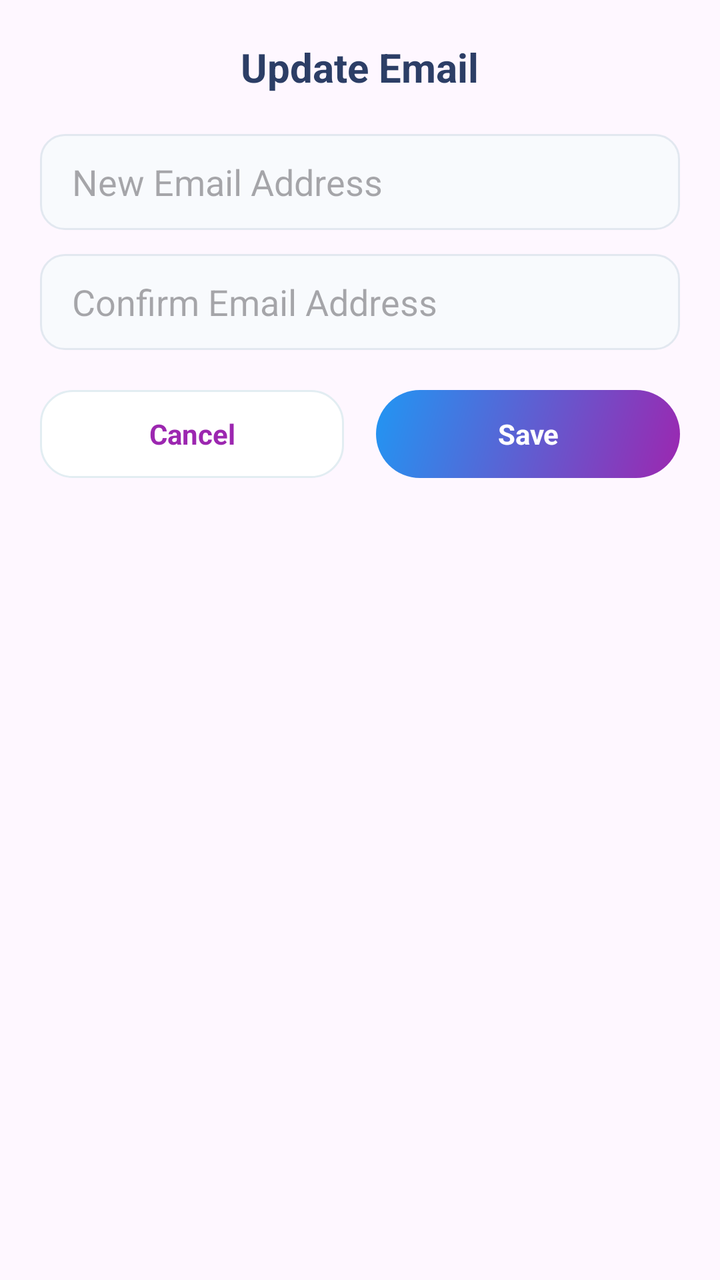
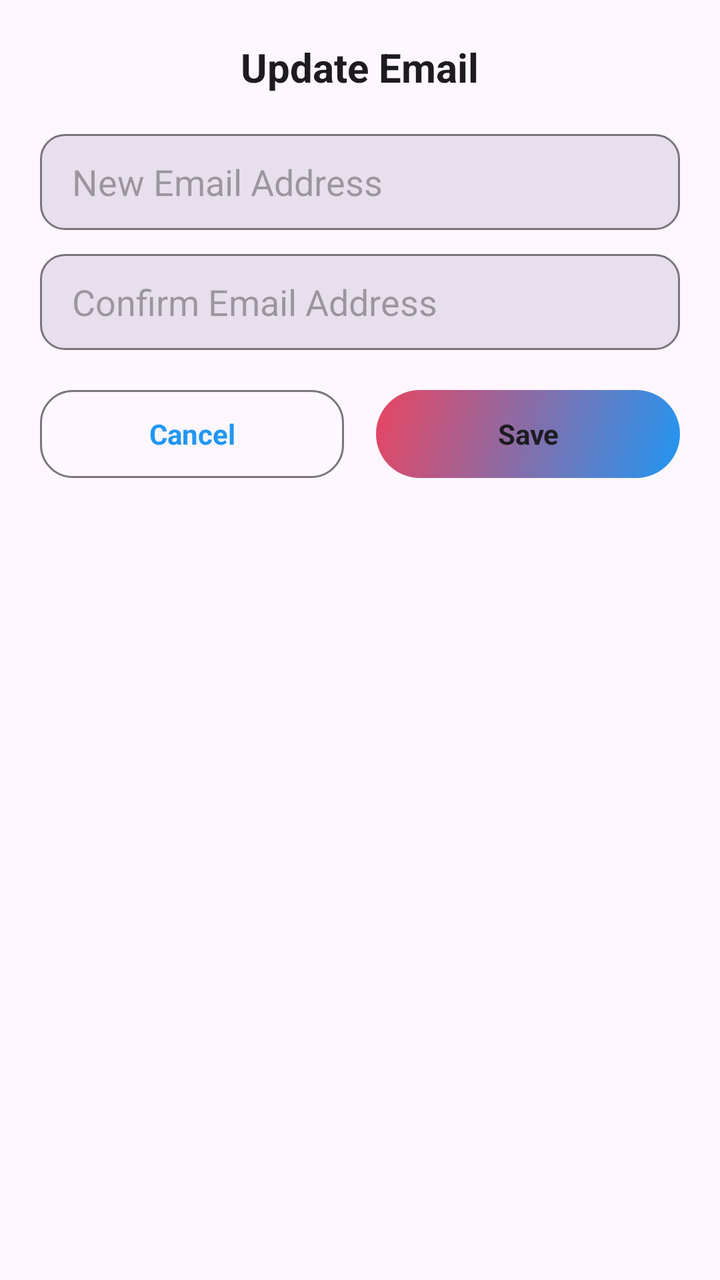

Before-and-after screenshots of an Android layout around one commit, followed by the original layout XML and the change that was made.
<!-- AndroidManifest.xml: application theme Base.Theme.DailyToDoList -->
<!-- res/layout/dialog_update_email.xml -->
<?xml version="1.0" encoding="utf-8"?>
<LinearLayout xmlns:android="http://schemas.android.com/apk/res/android"
    android:id="@+id/dialogLayout"
    android:layout_width="match_parent"
    android:layout_height="wrap_content"
    android:orientation="vertical"
    android:padding="20dp">

    <TextView
        android:id="@+id/titleText"
        android:layout_width="wrap_content"
        android:layout_height="wrap_content"
        android:text="Update Email"
        android:textSize="20sp"
        android:textStyle="bold"
        android:textColor="#2C3E66"
        android:layout_marginBottom="20dp"
        android:layout_gravity="center" />

    <EditText
        android:id="@+id/newEmailInput"
        android:layout_width="match_parent"
        android:layout_height="48dp"
        android:hint="New Email Address"
        android:inputType="textEmailAddress"
        android:background="@drawable/input_field_bg"
        android:paddingLeft="16dp"
        android:layout_marginBottom="12dp" />

    <EditText
        android:id="@+id/confirmEmailInput"
        android:layout_width="match_parent"
        android:layout_height="48dp"
        android:hint="Confirm Email Address"
        android:inputType="textEmailAddress"
        android:background="@drawable/input_field_bg"
        android:paddingLeft="16dp"
        android:layout_marginBottom="20dp" />

    <LinearLayout
        android:layout_width="match_parent"
        android:layout_height="wrap_content"
        android:orientation="horizontal">

        <TextView
            android:id="@+id/cancelButton"
            android:layout_width="0dp"
            android:layout_height="44dp"
            android:layout_weight="1"
            android:text="Cancel"
            android:textSize="14sp"
            android:textStyle="bold"
            android:textColor="#9C27B0"
            android:gravity="center"
            android:background="@drawable/white_card_bg"
            android:layout_marginEnd="8dp"
            android:clickable="true"
            android:focusable="true" />

        <TextView
            android:id="@+id/saveButton"
            android:layout_width="0dp"
            android:layout_height="44dp"
            android:layout_weight="1"
            android:text="Save"
            android:textSize="14sp"
            android:textStyle="bold"
            android:textColor="#FFFFFF"
            android:gravity="center"
            android:background="@drawable/login_button_gradient"
            android:layout_marginStart="8dp"
            android:clickable="true"
            android:focusable="true" />

    </LinearLayout>

</LinearLayout>
<!-- resources referenced by this layout -->
<resources>
  <!-- drawable input_field_bg (drawable) -->
  <?xml version="1.0" encoding="utf-8"?>
  <shape xmlns:android="http://schemas.android.com/apk/res/android">
      <solid android:color="#F8FAFD" />
      <corners android:radius="12dp" />
      <stroke android:width="1dp" android:color="#E2E8F0" />
  </shape>
  <!-- drawable login_button_gradient (drawable) -->
  <?xml version="1.0" encoding="utf-8"?>
  <shape xmlns:android="http://schemas.android.com/apk/res/android">
      <gradient
          android:startColor="#9C27B0"
          android:endColor="#2196F3"
          android:angle="135"/>
      <corners android:radius="27dp" />
  </shape>
  <!-- drawable white_card_bg (drawable) -->
  <?xml version="1.0" encoding="utf-8"?>
  <shape xmlns:android="http://schemas.android.com/apk/res/android">
      <solid android:color="#FFFFFF" />
      <corners android:radius="16dp" />
      <stroke
          android:width="1dp"
          android:color="#E2EDF2" />
  </shape>
  <style name="Base.Theme.DailyToDoList" parent="Theme.Material3.DayNight.NoActionBar">
          <item name="colorPrimary">@color/default_primary</item>
          <item name="colorOnPrimary">@color/white</item>
          <item name="colorSecondary">@color/default_accent</item>
          <item name="colorOnSecondary">@color/white</item>
          <item name="android:statusBarColor">@color/default_start</item>
          <item name="android:windowLightStatusBar">true</item>
          <item name="android:navigationBarColor">@color/white</item>
          <item name="android:windowLightNavigationBar">false</item>
      </style>
  <color name="default_primary">#2196F3</color>
  <color name="white">#FFFFFFFF</color>
  <color name="default_accent">#E94560</color>
  <color name="default_start">#2196F3</color>
</resources>

<!-- the commit's change to res/layout/dialog_update_email.xml (unified diff, before → after) -->
@@ -13,7 +13,7 @@
         android:text="Update Email"
         android:textSize="20sp"
         android:textStyle="bold"
-        android:textColor="#2C3E66"
+        android:textColor="?attr/colorOnSurface"
         android:layout_marginBottom="20dp"
         android:layout_gravity="center" />
 
@@ -50,7 +50,7 @@
             android:text="Cancel"
             android:textSize="14sp"
             android:textStyle="bold"
-            android:textColor="#9C27B0"
+            android:textColor="?attr/colorPrimary"
             android:gravity="center"
             android:background="@drawable/white_card_bg"
             android:layout_marginEnd="8dp"
@@ -65,7 +65,7 @@
             android:text="Save"
             android:textSize="14sp"
             android:textStyle="bold"
-            android:textColor="#FFFFFF"
+            android:textColor="?attr/colorOnSurface"
             android:gravity="center"
             android:background="@drawable/login_button_gradient"
             android:layout_marginStart="8dp"
<!-- resource entries referenced after the edit -->
@@ -3,27 +3,27 @@
   <!-- drawable input_field_bg (drawable) -->
   <?xml version="1.0" encoding="utf-8"?>
   <shape xmlns:android="http://schemas.android.com/apk/res/android">
-      <solid android:color="#F8FAFD" />
+      <solid android:color="?attr/colorSurfaceVariant" />
       <corners android:radius="12dp" />
-      <stroke android:width="1dp" android:color="#E2E8F0" />
+      <stroke android:width="1dp" android:color="?attr/colorOutline" />
   </shape>
   <!-- drawable login_button_gradient (drawable) -->
   <?xml version="1.0" encoding="utf-8"?>
   <shape xmlns:android="http://schemas.android.com/apk/res/android">
       <gradient
-          android:startColor="#9C27B0"
-          android:endColor="#2196F3"
+          android:startColor="?attr/colorPrimary"
+          android:endColor="?attr/colorSecondary"
           android:angle="135"/>
       <corners android:radius="27dp" />
   </shape>
   <!-- drawable white_card_bg (drawable) -->
   <?xml version="1.0" encoding="utf-8"?>
   <shape xmlns:android="http://schemas.android.com/apk/res/android">
-      <solid android:color="#FFFFFF" />
+      <solid android:color="?attr/colorSurface" />
       <corners android:radius="16dp" />
       <stroke
           android:width="1dp"
-          android:color="#E2EDF2" />
+          android:color="?attr/colorOutline" />
   </shape>
   <style name="Base.Theme.DailyToDoList" parent="Theme.Material3.DayNight.NoActionBar">
           <item name="colorPrimary">@color/default_primary</item>
